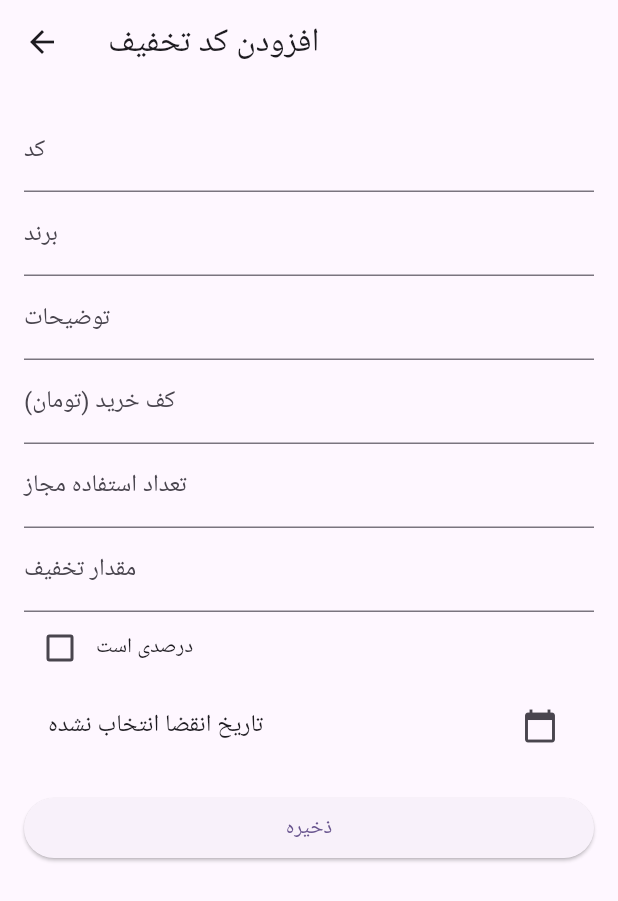
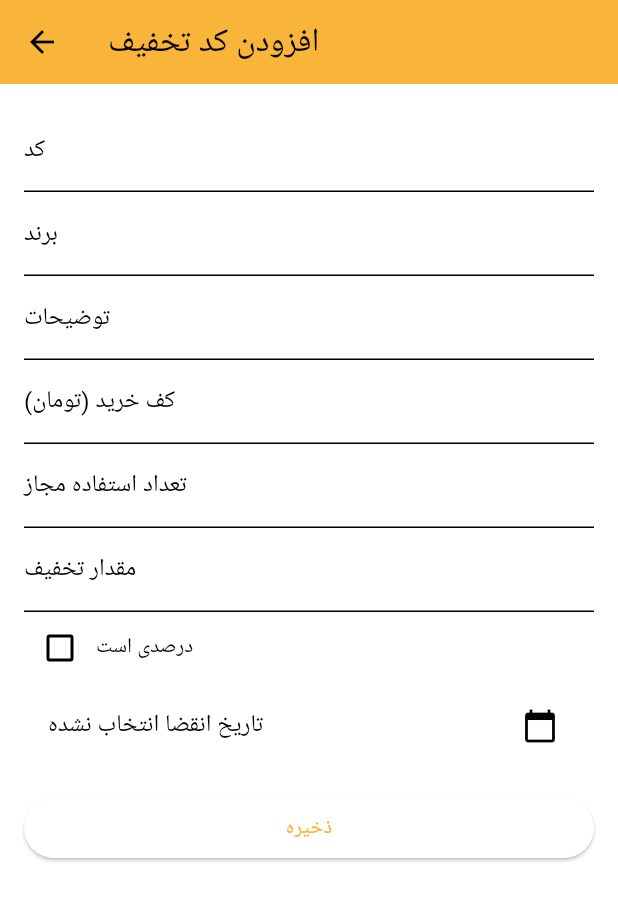
Before and after one commit to sgsm74/takhfifman, a Flutter app: the AddCodeScreen screen opened directly, on a phone screen of 412 x 824 dp. Shown: the top 901 px of the screen. Run offline on Flutter 3.47's test engine with Material 3 defaults, Android fonts, the phone set to English and light mode, and no system bars; our stand-ins replace equatable, hive_flutter, package_info_plus; missing offline and left inert: telephony; accounts and stored records are empty.

```diff
--- /dev/null
+++ b/lib/theme.dart
@@ -0,0 +1,36 @@
+import 'package:flutter/material.dart';
+
+const primaryColor = Color(0xFFF9B43A);
+const secondaryColor = Color(0xFF3A57E8);
+
+final ThemeData lightTheme = ThemeData(
+  useMaterial3: true,
+  brightness: Brightness.light,
+  scaffoldBackgroundColor: Colors.white,
+  colorScheme: ColorScheme.light(
+    primary: primaryColor,
+    secondary: secondaryColor,
+    surface: Colors.white,
+    onPrimary: Colors.black,
+    onSecondary: Colors.white,
+    onSurface: Colors.black,
+  ),
+  appBarTheme: const AppBarTheme(backgroundColor: primaryColor, foregroundColor: Colors.black, elevation: 1),
+  floatingActionButtonTheme: const FloatingActionButtonThemeData(backgroundColor: primaryColor, foregroundColor: Colors.black),
+);
+
+final ThemeData darkTheme = ThemeData(
+  useMaterial3: true,
+  brightness: Brightness.dark,
+  scaffoldBackgroundColor: const Color(0xFF121212),
+  colorScheme: ColorScheme.dark(
+    primary: primaryColor,
+    secondary: secondaryColor,
+    surface: Color(0xFF1E1E1E),
+    onPrimary: Colors.black,
+    onSecondary: Colors.white,
+    onSurface: Colors.white,
+  ),
+  appBarTheme: const AppBarTheme(backgroundColor: primaryColor, foregroundColor: Colors.black, elevation: 1),
+  floatingActionButtonTheme: const FloatingActionButtonThemeData(backgroundColor: primaryColor, foregroundColor: Colors.black),
+);
```
Also changed, not shown: lib/data/local_storage.dart (added, +28 -0 lines), lib/main.dart (+17 -100 lines), lib/services/sms_service.dart (added, +94 -0 lines).
